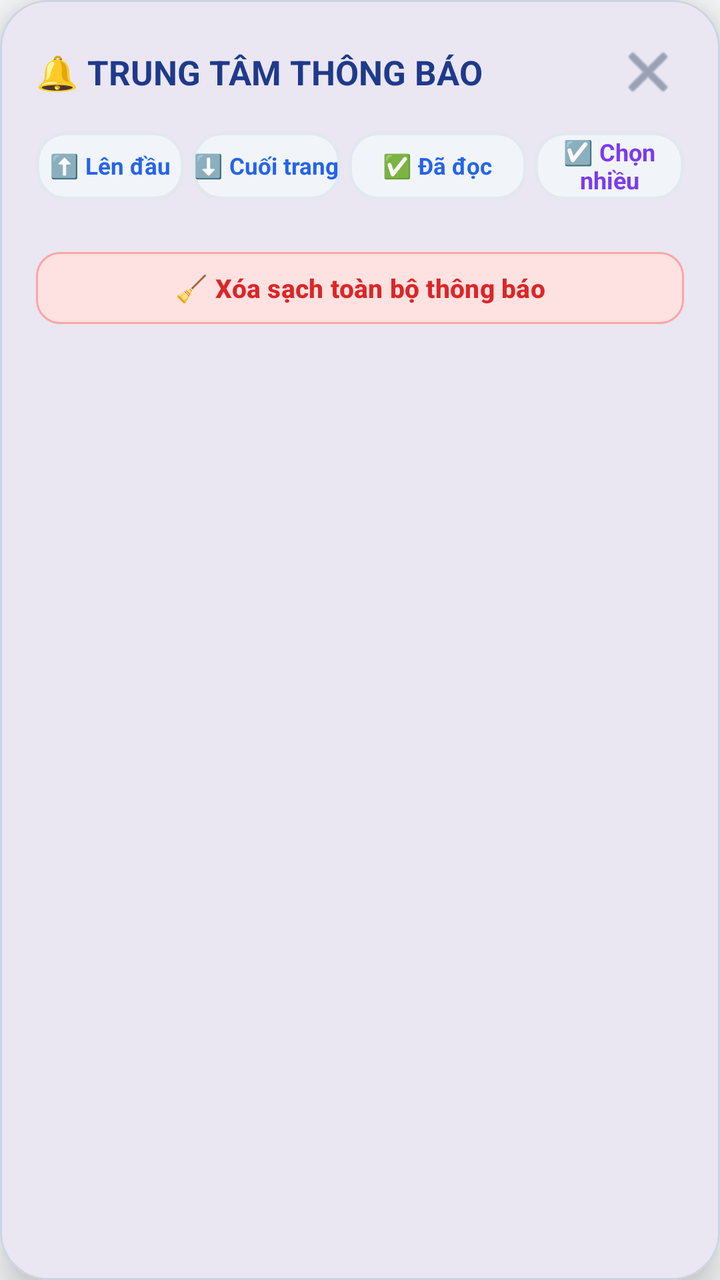
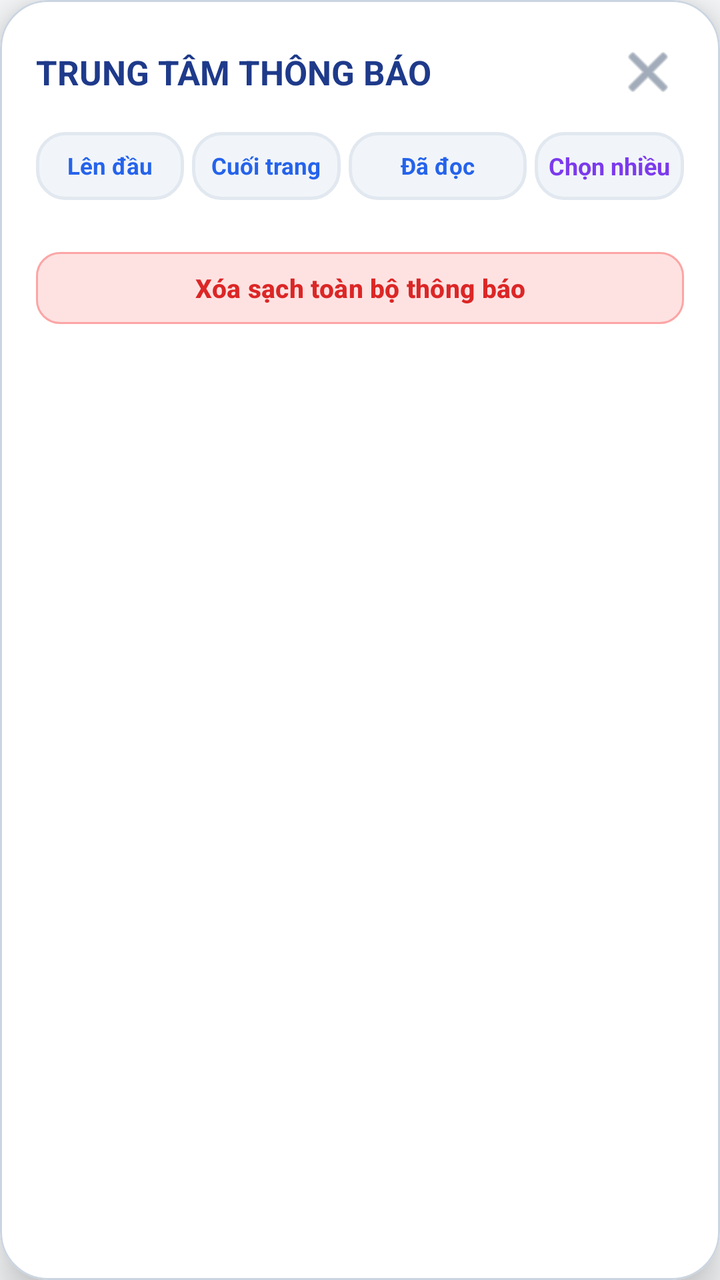

Compare the two renders of this Android layout. The source of the first and the diff that turns it into the second are given below.
<!-- AndroidManifest.xml: application theme Theme.LectuPlan -->
<!-- res/layout/dialog_notification_center.xml -->
<?xml version="1.0" encoding="utf-8"?>
<com.google.android.material.card.MaterialCardView
    xmlns:android="http://schemas.android.com/apk/res/android"
    xmlns:app="http://schemas.android.com/apk/res-auto"
    android:layout_width="match_parent"
    android:layout_height="wrap_content"
    android:layout_margin="12dp"
    app:cardCornerRadius="24dp"
    app:cardElevation="12dp"
    app:strokeWidth="1dp"
    app:strokeColor="@color/border_default"
    app:cardBackgroundColor="@color/surface_card">

    <LinearLayout
        android:layout_width="match_parent"
        android:layout_height="wrap_content"
        android:orientation="vertical"
        android:padding="18dp">

        
        <LinearLayout
            android:layout_width="match_parent"
            android:layout_height="wrap_content"
            android:orientation="horizontal"
            android:gravity="center_vertical"
            android:layout_marginBottom="12dp">

            <TextView
                android:layout_width="0dp"
                android:layout_height="wrap_content"
                android:layout_weight="1"
                android:text="🔔 TRUNG TÂM THÔNG BÁO"
                android:textSize="17sp"
                android:textStyle="bold"
                android:textColor="@color/tab_header_title" />

            <ImageButton
                android:id="@+id/btnCloseNotifCenterTop"
                android:layout_width="36dp"
                android:layout_height="36dp"
                android:background="?android:attr/selectableItemBackgroundBorderless"
                android:contentDescription="Đóng"
                android:src="@android:drawable/ic_menu_close_clear_cancel"
                app:tint="@color/nav_item_unselected_tint" />
        </LinearLayout>

        
        <LinearLayout
            android:id="@+id/layoutNotifTopActions"
            android:layout_width="match_parent"
            android:layout_height="wrap_content"
            android:orientation="horizontal"
            android:gravity="center_vertical"
            android:layout_marginBottom="10dp">

            <TextView
                android:id="@+id/btnNotifScrollTop"
                android:layout_width="0dp"
                android:layout_height="34dp"
                android:layout_weight="1"
                android:background="@drawable/bg_search_input"
                android:gravity="center"
                android:text="⬆️ Lên đầu"
                android:textColor="@color/accent_blue"
                android:textSize="11.5sp"
                android:textStyle="bold"
                android:clickable="true"
                android:focusable="true"
                android:layout_marginEnd="4dp" />

            <TextView
                android:id="@+id/btnNotifScrollBottom"
                android:layout_width="0dp"
                android:layout_height="34dp"
                android:layout_weight="1"
                android:background="@drawable/bg_search_input"
                android:gravity="center"
                android:text="⬇️ Cuối trang"
                android:textColor="@color/accent_blue"
                android:textSize="11.5sp"
                android:textStyle="bold"
                android:clickable="true"
                android:focusable="true"
                android:layout_marginEnd="4dp" />

            <TextView
                android:id="@+id/btnMarkAllRead"
                android:layout_width="0dp"
                android:layout_height="34dp"
                android:layout_weight="1.2"
                android:background="@drawable/bg_search_input"
                android:gravity="center"
                android:text="✅ Đã đọc"
                android:textColor="#2563EB"
                android:textSize="11.5sp"
                android:textStyle="bold"
                android:clickable="true"
                android:focusable="true"
                android:layout_marginEnd="4dp" />

            <TextView
                android:id="@+id/btnEnableNotifMultiSelect"
                android:layout_width="0dp"
                android:layout_height="34dp"
                android:layout_weight="1"
                android:background="@drawable/bg_search_input"
                android:gravity="center"
                android:text="☑️ Chọn nhiều"
                android:textColor="@color/accent_purple"
                android:textSize="12sp"
                android:textStyle="bold"
                android:clickable="true"
                android:focusable="true" />
        </LinearLayout>

        
        <com.google.android.material.card.MaterialCardView
            android:id="@+id/layoutNotifMultiSelectBar"
            android:layout_width="match_parent"
            android:layout_height="wrap_content"
            android:visibility="gone"
            android:layout_marginBottom="10dp"
            app:cardCornerRadius="12dp"
            app:cardElevation="2dp"
            app:cardBackgroundColor="#FEF2F2"
            app:strokeColor="#FCA5A5"
            app:strokeWidth="1dp">

            <LinearLayout
                android:layout_width="match_parent"
                android:layout_height="wrap_content"
                android:orientation="horizontal"
                android:gravity="center_vertical"
                android:padding="8dp">

                <TextView
                    android:id="@+id/tvNotifSelectedCount"
                    android:layout_width="0dp"
                    android:layout_height="wrap_content"
                    android:layout_weight="1"
                    android:text="Đã chọn: 0"
                    android:textColor="#991B1B"
                    android:textSize="12sp"
                    android:textStyle="bold"
                    android:paddingStart="6dp" />

                <Button
                    android:id="@+id/btnNotifSelectAll"
                    android:layout_width="wrap_content"
                    android:layout_height="32dp"
                    android:text="Tất cả"
                    android:textSize="11sp"
                    android:backgroundTint="#EF4444"
                    android:textColor="#FFFFFF"
                    app:cornerRadius="6dp"
                    android:layout_marginEnd="4dp" />

                <Button
                    android:id="@+id/btnNotifBatchDelete"
                    android:layout_width="wrap_content"
                    android:layout_height="32dp"
                    android:text="🔴 Xóa"
                    android:textSize="11sp"
                    android:backgroundTint="#DC2626"
                    android:textColor="#FFFFFF"
                    app:cornerRadius="6dp"
                    android:layout_marginEnd="4dp" />

                <Button
                    android:id="@+id/btnNotifCancelMultiSelect"
                    android:layout_width="wrap_content"
                    android:layout_height="32dp"
                    android:text="Hủy"
                    android:textSize="11sp"
                    android:backgroundTint="#64748B"
                    android:textColor="#FFFFFF"
                    app:cornerRadius="6dp" />
            </LinearLayout>
        </com.google.android.material.card.MaterialCardView>

        
        <androidx.recyclerview.widget.RecyclerView
            android:id="@+id/rvNotifications"
            android:layout_width="match_parent"
            android:layout_height="0dp"
            android:layout_weight="1"
            android:scrollbars="vertical"
            android:layout_marginBottom="12dp" />

        <TextView
            android:id="@+id/tvNotifEmpty"
            android:layout_width="match_parent"
            android:layout_height="0dp"
            android:layout_weight="1"
            android:gravity="center"
            android:text="🔔 Chưa có thông báo nào."
            android:textColor="@color/text_tertiary"
            android:textSize="14sp"
            android:visibility="gone" />

        
        <Button
            android:id="@+id/btnClearAllNotifs"
            android:layout_width="match_parent"
            android:layout_height="44dp"
            android:text="🧹 Xóa sạch toàn bộ thông báo"
            android:textColor="#DC2626"
            android:backgroundTint="#FEE2E2"
            android:textSize="13sp"
            android:textStyle="bold"
            style="?attr/materialButtonOutlinedStyle"
            app:strokeColor="#FCA5A5"
            app:strokeWidth="1dp"
            app:cornerRadius="12dp" />

    </LinearLayout>
</com.google.android.material.card.MaterialCardView>
<!-- resources referenced by this layout -->
<resources>
  <color name="accent_blue">#2563EB</color>
  <color name="accent_purple">#7C3AED</color>
  <color name="border_default">#CBD5E1</color>
  <color name="nav_item_unselected_tint">#64748B</color>
  <color name="surface_card">#FFFFFF</color>
  <color name="tab_header_title">#1E3A8A</color>
  <color name="text_tertiary">#64748B</color>
  <!-- drawable bg_search_input (drawable) -->
  <?xml version="1.0" encoding="utf-8"?>
  <shape xmlns:android="http://schemas.android.com/apk/res/android"
      android:shape="rectangle">
      <solid android:color="@color/surface_card_secondary" />
      <corners android:radius="14dp" />
      <stroke
          android:width="1.5dp"
          android:color="@color/border_subtle" />
  </shape>
  <style name="Theme.LectuPlan" parent="Base.Theme.LectuPlan" />
  <color name="surface_card_secondary">#F1F5F9</color>
  <color name="border_subtle">#E2E8F0</color>
  <style name="Base.Theme.LectuPlan" parent="Theme.Material3.DayNight.NoActionBar">
          <item name="android:windowBackground">@color/window_background</item>
          <item name="colorSurface">@color/surface_card</item>
          <item name="colorOnSurface">@color/text_primary</item>
          <item name="colorSurfaceVariant">@color/surface_card_secondary</item>
          <item name="colorOnSurfaceVariant">@color/text_secondary</item>
          
          <item name="android:windowLightStatusBar" tools:targetApi="23">true</item>
          <item name="android:windowLightNavigationBar" tools:targetApi="27">true</item>
      </style>
  <color name="window_background">#F8FAFC</color>
  <color name="text_primary">#0F172A</color>
  <color name="text_secondary">#475569</color>
</resources>

<!-- the commit's change to res/layout/dialog_notification_center.xml (unified diff, before → after) -->
@@ -29,7 +29,7 @@
                 android:layout_width="0dp"
                 android:layout_height="wrap_content"
                 android:layout_weight="1"
-                android:text="🔔 TRUNG TÂM THÔNG BÁO"
+                android:text="TRUNG TÂM THÔNG BÁO"
                 android:textSize="17sp"
                 android:textStyle="bold"
                 android:textColor="@color/tab_header_title" />
@@ -60,7 +60,7 @@
                 android:layout_weight="1"
                 android:background="@drawable/bg_search_input"
                 android:gravity="center"
-                android:text="⬆️ Lên đầu"
+                android:text="Lên đầu"
                 android:textColor="@color/accent_blue"
                 android:textSize="11.5sp"
                 android:textStyle="bold"
@@ -75,7 +75,7 @@
                 android:layout_weight="1"
                 android:background="@drawable/bg_search_input"
                 android:gravity="center"
-                android:text="⬇️ Cuối trang"
+                android:text="Cuối trang"
                 android:textColor="@color/accent_blue"
                 android:textSize="11.5sp"
                 android:textStyle="bold"
@@ -90,7 +90,7 @@
                 android:layout_weight="1.2"
                 android:background="@drawable/bg_search_input"
                 android:gravity="center"
-                android:text="✅ Đã đọc"
+                android:text="Đã đọc"
                 android:textColor="#2563EB"
                 android:textSize="11.5sp"
                 android:textStyle="bold"
@@ -105,7 +105,7 @@
                 android:layout_weight="1"
                 android:background="@drawable/bg_search_input"
                 android:gravity="center"
-                android:text="☑️ Chọn nhiều"
+                android:text="Chọn nhiều"
                 android:textColor="@color/accent_purple"
                 android:textSize="12sp"
                 android:textStyle="bold"
@@ -159,7 +159,7 @@
                     android:id="@+id/btnNotifBatchDelete"
                     android:layout_width="wrap_content"
                     android:layout_height="32dp"
-                    android:text="🔴 Xóa"
+                    android:text="Xóa"
                     android:textSize="11sp"
                     android:backgroundTint="#DC2626"
                     android:textColor="#FFFFFF"
@@ -193,7 +193,7 @@
             android:layout_height="0dp"
             android:layout_weight="1"
             android:gravity="center"
-            android:text="🔔 Chưa có thông báo nào."
+            android:text="Chưa có thông báo nào."
             android:textColor="@color/text_tertiary"
             android:textSize="14sp"
             android:visibility="gone" />
@@ -203,7 +203,7 @@
             android:id="@+id/btnClearAllNotifs"
             android:layout_width="match_parent"
             android:layout_height="44dp"
-            android:text="🧹 Xóa sạch toàn bộ thông báo"
+            android:text="Xóa sạch toàn bộ thông báo"
             android:textColor="#DC2626"
             android:backgroundTint="#FEE2E2"
             android:textSize="13sp"
<!-- resource entries referenced after the edit -->
@@ -26,6 +26,7 @@
           <item name="colorOnSurface">@color/text_primary</item>
           <item name="colorSurfaceVariant">@color/surface_card_secondary</item>
           <item name="colorOnSurfaceVariant">@color/text_secondary</item>
+          <item name="elevationOverlayEnabled">false</item>
           
           <item name="android:windowLightStatusBar" tools:targetApi="23">true</item>
           <item name="android:windowLightNavigationBar" tools:targetApi="27">true</item>
